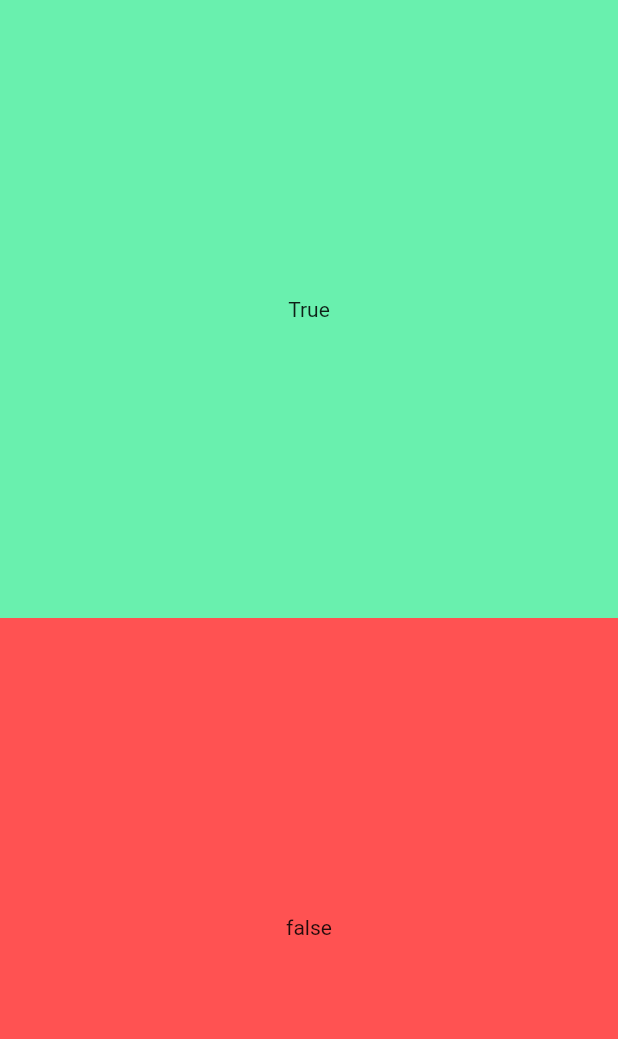
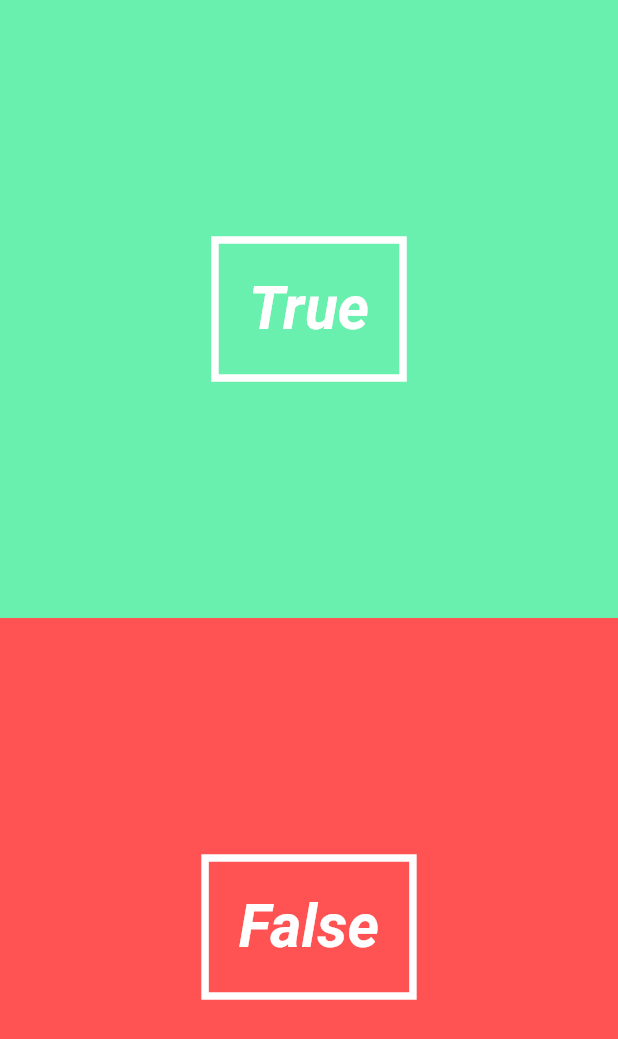
Before and after one commit to graphicbeacon/quiz-app, a Flutter app: the screen it shows after launch, on a phone screen of 412 x 824 dp. Shown: the top 1039 px of the screen. Run offline on Flutter 3.47's test engine with Material 2 defaults, Android fonts, the phone set to English and light mode, and no system bars.

Commit message:
Refactors answer button into AnswerButton class.

```diff
--- a/lib/pages/quiz_page.dart
+++ b/lib/pages/quiz_page.dart
@@ -2,6 +2,7 @@ import 'package:flutter/material.dart';
 
 import '../utils/question.dart';
 import '../utils/quiz.dart';
+import '../ui/answer_button.dart';
 
 class QuizPage extends StatefulWidget {
   @override
@@ -14,24 +15,9 @@ class QuizPageState extends State<QuizPage> {
     return new Stack(
       children: <Widget>[
         new Column(
-          // true button
           children: <Widget>[
-            new Expanded(
-              child: new Material(
-                  color: Colors.greenAccent,
-                  child: new InkWell(
-                      onTap: () => print("You answered true."),
-                      child: new Center(
-                          child: new Container(child: new Text("True"))))),
-            ),
-            new Expanded(
-              child: new Material(
-                  color: Colors.redAccent,
-                  child: new InkWell(
-                    onTap: () => print("You answered false."),
-                    child: new Center(child: new Text("false")),
-                  )),
-            )
+            new AnswerButton(true, () => print("You answered true")),
+            new AnswerButton(false, () => print("You answered false")),
           ],
         ),
       ],
--- /dev/null
+++ b/lib/ui/answer_button.dart
@@ -0,0 +1,30 @@
+import 'package:flutter/material.dart';
+
+class AnswerButton extends StatelessWidget {
+  final VoidCallback _onTap;
+  final bool _answer;
+
+  AnswerButton(this._answer, this._onTap) : super();
+
+  @override
+  Widget build(BuildContext context) {
+    return new Expanded(
+      child: new Material(
+          color: _answer == true ? Colors.greenAccent : Colors.redAccent,
+          child: new InkWell(
+              onTap: _onTap,
+              child: new Center(
+                  child: new Container(
+                      decoration: new BoxDecoration(
+                          border:
+                              new Border.all(color: Colors.white, width: 5.0)),
+                      padding: new EdgeInsets.all(20.0),
+                      child: new Text(_answer == true ? "True" : "False",
+                          style: new TextStyle(
+                              color: Colors.white,
+                              fontSize: 40.0,
+                              fontWeight: FontWeight.bold,
+                              fontStyle: FontStyle.italic)))))),
+    );
+  }
+}
```
